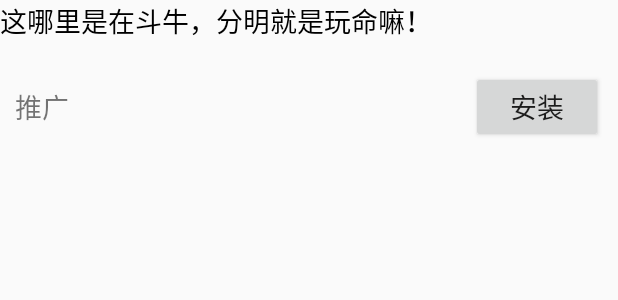
After one commit to 642609666/Movie321, an Android app: the layout ad_middle.xml on its own in the app's theme, with its tools: preview values and no code run, on a phone screen of 412 x 824 dp. The commit adds this screen. Shown: the top 300 px of the screen. Run offline under Robolectric (Android 15) with nearby library versions, the phone set to English and light mode, and no system bars; network calls fail.

Commit message:
8.广告的ViewHolder

```diff
--- /dev/null
+++ b/app/src/main/res/layout/ad_middle.xml
@@ -0,0 +1,50 @@
+<?xml version="1.0" encoding="utf-8"?>
+<LinearLayout xmlns:android="http://schemas.android.com/apk/res/android"
+    android:layout_width="match_parent"
+    android:layout_height="match_parent"
+    android:orientation="vertical">
+
+
+    <TextView
+        android:id="@+id/tv_context"
+        android:layout_width="match_parent"
+        android:layout_height="wrap_content"
+        android:layout_gravity="center_vertical"
+        android:text="这哪里是在斗牛，分明就是玩命嘛！"
+        android:textColor="@android:color/black"
+        android:textSize="18sp" />
+
+    <ImageView
+        android:id="@+id/iv_image_icon"
+        android:layout_width="match_parent"
+        android:layout_height="wrap_content"
+        android:layout_margin="10dp"
+        android:layout_marginTop="5dp" />
+
+
+    <RelativeLayout
+        android:layout_width="match_parent"
+        android:layout_height="wrap_content"
+        android:gravity="center_vertical">
+
+
+        <TextView
+            android:layout_width="wrap_content"
+            android:layout_height="wrap_content"
+            android:layout_centerVertical="true"
+            android:layout_marginLeft="10dp"
+            android:text="推广"
+            android:textSize="18sp" />
+
+        <Button
+            android:id="@+id/btn_install"
+            android:layout_width="wrap_content"
+            android:layout_height="wrap_content"
+            android:layout_alignParentRight="true"
+            android:layout_marginRight="10dp"
+            android:text="安装"
+            android:textSize="18sp" />
+    </RelativeLayout>
+
+
+</LinearLayout>
```
Also changed, not shown: app/src/main/java/com/example/administrator/movie321/adapter/NetAudioFragmentAdapter.java (+10 -8 lines), app/src/main/res/layout/all_ad_item.xml (+20 -6 lines).
